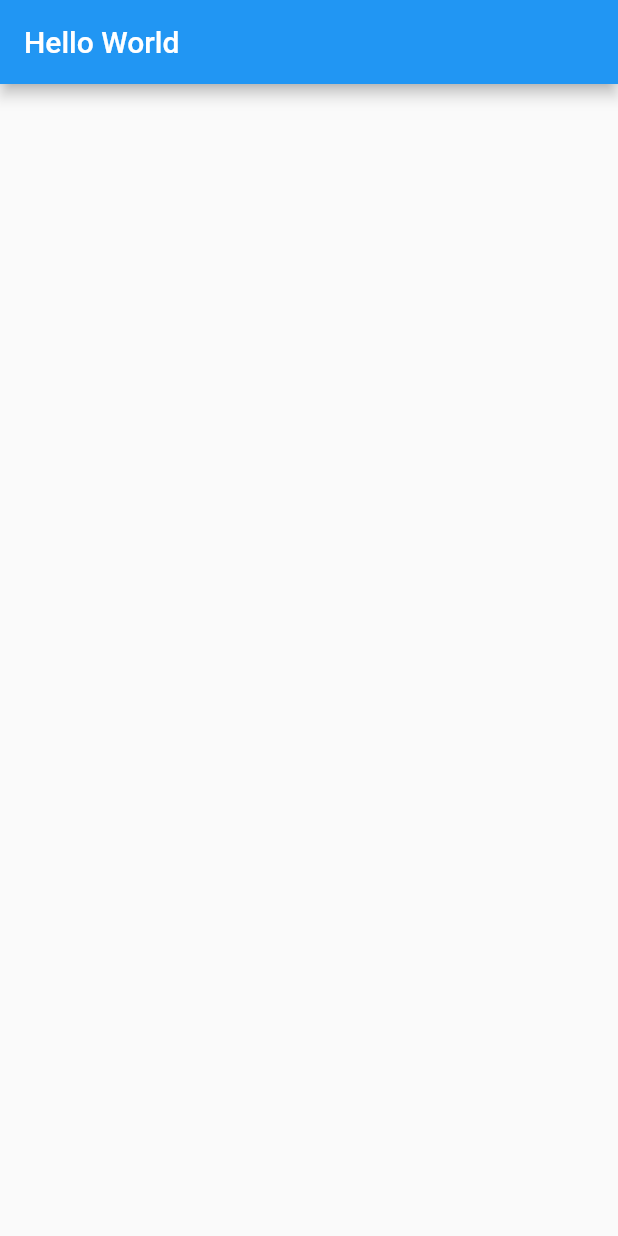
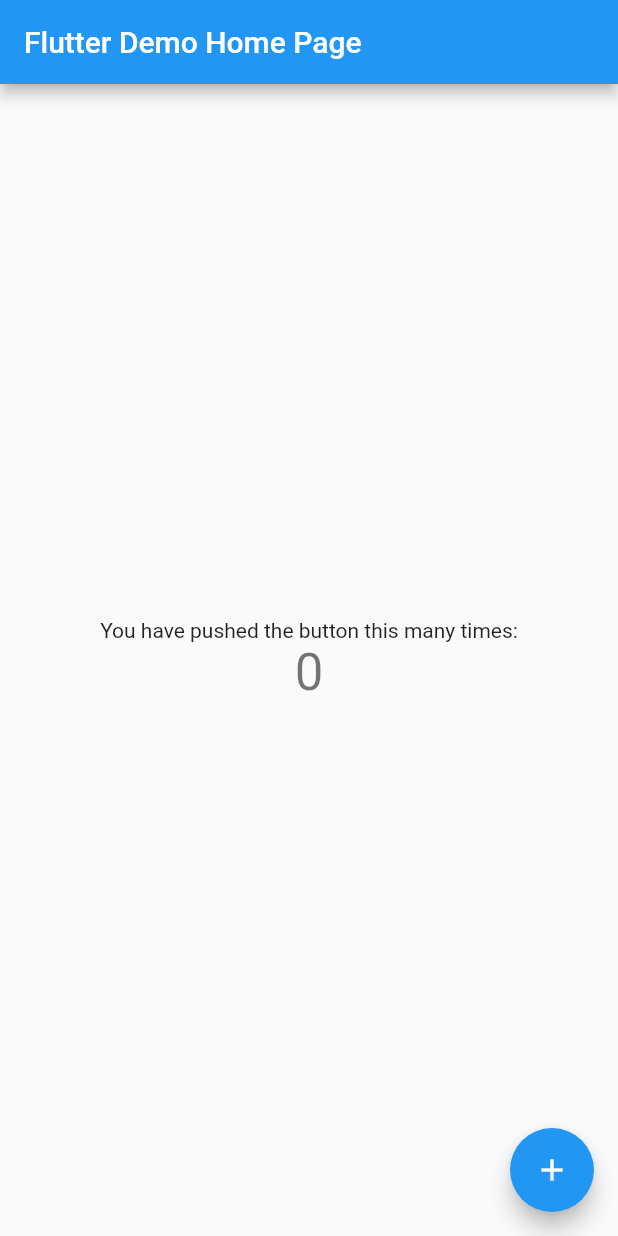
Before and after one commit to DON2604/dart-tutorials, a Flutter app: the screen it shows after launch, on a phone screen of 412 x 824 dp. Run offline on Flutter 3.47's test engine with Material 2 defaults, Android fonts, the phone set to English and light mode, and no system bars.

Commit message:
okk done

```diff
--- a/lib/main.dart
+++ b/lib/main.dart
@@ -1,12 +1,115 @@
 import 'package:flutter/material.dart';
 
 void main() {
-  runApp(MaterialApp(
-    home: Scaffold(
-      appBar:
-      AppBar(
-        title: Text("Hello World"),
+  runApp(const MyApp());
+}
+
+class MyApp extends StatelessWidget {
+  const MyApp({Key? key}) : super(key: key);
+
+  // This widget is the root of your application.
+  @override
+  Widget build(BuildContext context) {
+    return MaterialApp(
+      title: 'Flutter Demo',
+      theme: ThemeData(
+        // This is the theme of your application.
+        //
+        // Try running your application with "flutter run". You'll see the
+        // application has a blue toolbar. Then, without quitting the app, try
+        // changing the primarySwatch below to Colors.green and then invoke
+        // "hot reload" (press "r" in the console where you ran "flutter run",
+        // or simply save your changes to "hot reload" in a Flutter IDE).
+        // Notice that the counter didn't reset back to zero; the application
+        // is not restarted.
+        primarySwatch: Colors.blue,
       ),
-    ),
-  ));
+      home: const MyHomePage(title: 'Flutter Demo Home Page'),
+    );
+  }
 }
+
+class MyHomePage extends StatefulWidget {
+  const MyHomePage({Key? key, required this.title}) : super(key: key);
+
+  // This widget is the home page of your application. It is stateful, meaning
+  // that it has a State object (defined below) that contains fields that affect
+  // how it looks.
+
+  // This class is the configuration for the state. It holds the values (in this
+  // case the title) provided by the parent (in this case the App widget) and
+  // used by the build method of the State. Fields in a Widget subclass are
+  // always marked "final".
+
+  final String title;
+
+  @override
+  State<MyHomePage> createState() => _MyHomePageState();
+}
+
+class _MyHomePageState extends State<MyHomePage> {
+  int _counter = 0;
+
+  void _incrementCounter() {
+    setState(() {
+      // This call to setState tells the Flutter framework that something has
+      // changed in this State, which causes it to rerun the build method below
+      // so that the display can reflect the updated values. If we changed
+      // _counter without calling setState(), then the build method would not be
+      // called again, and so nothing would appear to happen.
+      _counter++;
+    });
+  }
+
+  @override
+  Widget build(BuildContext context) {
+    // This method is rerun every time setState is called, for instance as done
+    // by the _incrementCounter method above.
+    //
+    // The Flutter framework has been optimized to make rerunning build methods
+    // fast, so that you can just rebuild anything that needs updating rather
+    // than having to individually change instances of widgets.
+    return Scaffold(
+      appBar: AppBar(
+        // Here we take the value from the MyHomePage object that was created by
+        // the App.build method, and use it to set our appbar title.
+        title: Text(widget.title),
+      ),
+      body: Center(
+        // Center is a layout widget. It takes a single child and positions it
+        // in the middle of the parent.
+        child: Column(
+          // Column is also a layout widget. It takes a list of children and
+          // arranges them vertically. By default, it sizes itself to fit its
+          // children horizontally, and tries to be as tall as its parent.
+          //
+          // Invoke "debug painting" (press "p" in the console, choose the
+          // "Toggle Debug Paint" action from the Flutter Inspector in Android
+          // Studio, or the "Toggle Debug Paint" command in Visual Studio Code)
+          // to see the wireframe for each widget.
+          //
+          // Column has various properties to control how it sizes itself and
+          // how it positions its children. Here we use mainAxisAlignment to
+          // center the children vertically; the main axis here is the vertical
+          // axis because Columns are vertical (the cross axis would be
+          // horizontal).
+          mainAxisAlignment: MainAxisAlignment.center,
+          children: <Widget>[
+            const Text(
+              'You have pushed the button this many times:',
+            ),
+            Text(
+              '$_counter',
+              style: Theme.of(context).textTheme.headline4,
+            ),
+          ],
+        ),
+      ),
+      floatingActionButton: FloatingActionButton(
+        onPressed: _incrementCounter,
+        tooltip: 'Increment',
+        child: const Icon(Icons.add),
+      ), // This trailing comma makes auto-formatting nicer for build methods.
+    );
+  }
+}
```
